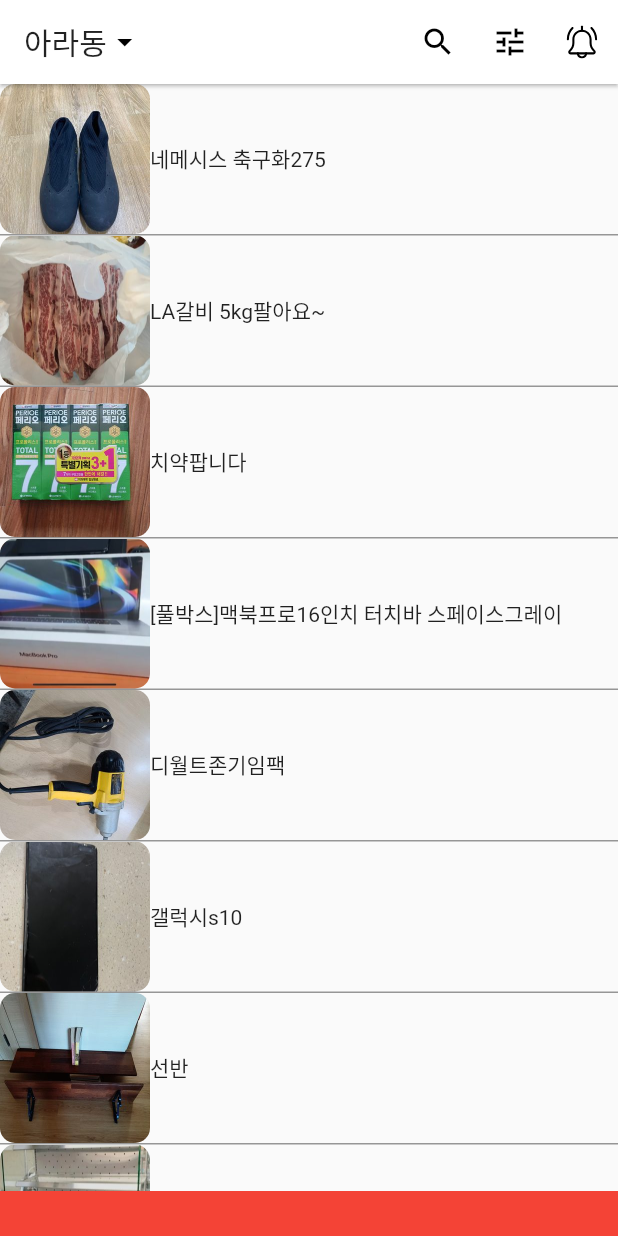
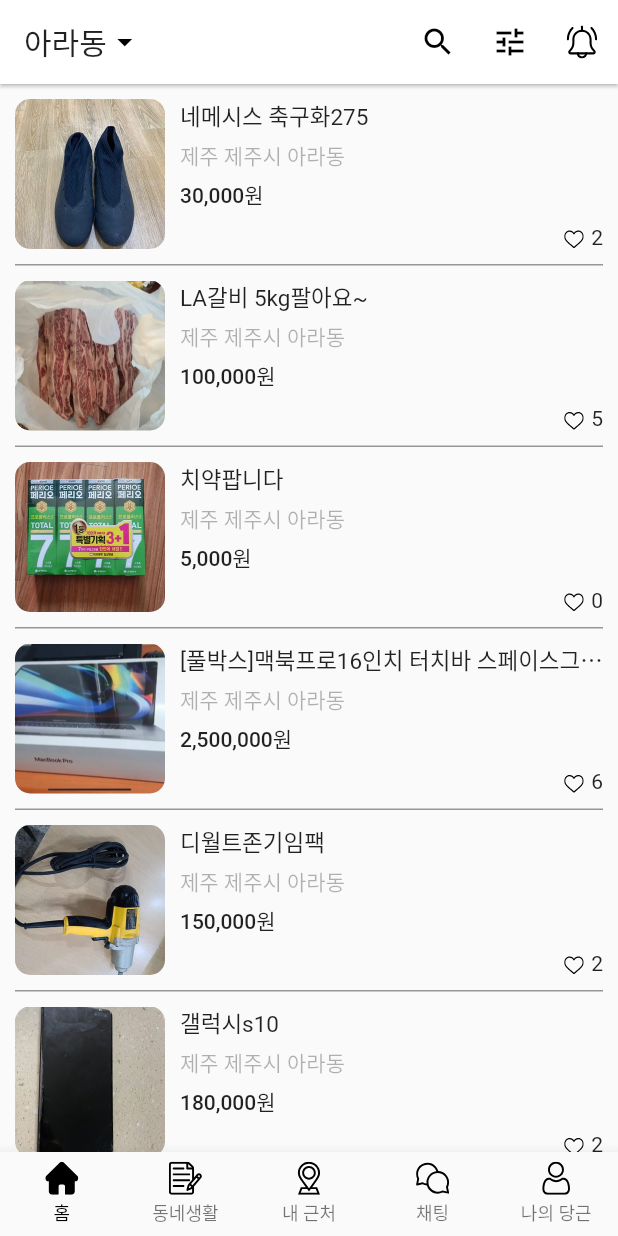
Before and after one commit to sangbumwoo/carrot_market_sample, a Flutter app: the screen it shows after launch, on a phone screen of 412 x 824 dp. Run offline on Flutter 3.47's test engine with Material 2 defaults, Android fonts, the phone set to English and light mode, and no system bars; our stand-ins replace flutter_svg.

```diff
--- a/lib/main.dart
+++ b/lib/main.dart
@@ -1,4 +1,4 @@
-import 'package:carrot_market_sample/page/home.dart';
+import 'package:carrot_market_sample/pages/app.dart';
 import 'package:flutter/material.dart';
 
 void main() {
@@ -15,7 +15,7 @@ class MyApp extends StatelessWidget {
         primarySwatch: Colors.blue,
         visualDensity: VisualDensity.adaptivePlatformDensity,
       ),
-      home: Home(),
+      home: App(),
     );
   }
 }
--- a/lib/page/home.dart
+++ /dev/null
@@ -1,156 +0,0 @@
-import 'package:flutter/material.dart';
-import 'package:flutter_svg/svg.dart';
-
-class Home extends StatefulWidget {
-  Home({Key key}) : super(key: key);
-
-  @override
-  _HomeState createState() => _HomeState();
-}
-
-class _HomeState extends State<Home> {
-  List<Map<String, String>> datas = [];
-
-  @override
-  void initState() {
-    super.initState();
-    datas = [
-      {
-        "cid": "1",
-        "image": "assets/images/ara-1.jpg",
-        "title": "네메시스 축구화275",
-        "location": "제주 제주시 아라동",
-        "price": "30000",
-        "likes": "2"
-      },
-      {
-        "cid": "2",
-        "image": "assets/images/ara-2.jpg",
-        "title": "LA갈비 5kg팔아요~",
-        "location": "제주 제주시 아라동",
-        "price": "100000",
-        "likes": "5"
-      },
-      {
-        "cid": "3",
-        "image": "assets/images/ara-3.jpg",
-        "title": "치약팝니다",
-        "location": "제주 제주시 아라동",
-        "price": "5000",
-        "likes": "0"
-      },
-      {
-        "cid": "4",
-        "image": "assets/images/ara-4.jpg",
-        "title": "[풀박스]맥북프로16인치 터치바 스페이스그레이",
-        "location": "제주 제주시 아라동",
-        "price": "2500000",
-        "likes": "6"
-      },
-      {
-        "cid": "5",
-        "image": "assets/images/ara-5.jpg",
-        "title": "디월트존기임팩",
-        "location": "제주 제주시 아라동",
-        "price": "150000",
-        "likes": "2"
-      },
-      {
-        "cid": "6",
-        "image": "assets/images/ara-6.jpg",
-        "title": "갤럭시s10",
-        "location": "제주 제주시 아라동",
-        "price": "180000",
-        "likes": "2"
-      },
-      {
-        "cid": "7",
-        "image": "assets/images/ara-7.jpg",
-        "title": "선반",
-        "location": "제주 제주시 아라동",
-        "price": "15000",
-        "likes": "2"
-      },
-      {
-        "cid": "8",
-        "image": "assets/images/ara-8.jpg",
-        "title": "냉장 쇼케이스",
-        "location": "제주 제주시 아라동",
-        "price": "80000",
-        "likes": "3"
-      },
-      {
-        "cid": "9",
-        "image": "assets/images/ara-9.jpg",
-        "title": "대우 미니냉장고",
-        "location": "제주 제주시 아라동",
-        "price": "30000",
-        "likes": "3"
-      },
-      {
-        "cid": "10",
-        "image": "assets/images/ara-10.jpg",
-        "title": "멜킨스 풀업 턱걸이 판매합니다.",
-        "location": "제주 제주시 아라동",
-        "price": "50000",
-        "likes": "7"
-      },
-    ];
-  }
-
-  Widget _appBarWidget() {
-    return AppBar(
-      title: GestureDetector(
-        onTap: () {
-          print("onTap");
-        },
-        child: Row(
-          children: [Text("아라동"), Icon(Icons.arrow_drop_down)],
-        ),
-      ),
-      elevation: 1,
-      actions: [
-        IconButton(icon: Icon(Icons.search), onPressed: () {}),
-        IconButton(icon: Icon(Icons.tune), onPressed: () {}),
-        IconButton(
-            icon: SvgPicture.asset("assets/svg/bell.svg", width: 22),
-            onPressed: () {}),
-      ],
-    );
-  }
-
-  Widget _bodyWidget() {
-    return ListView.separated(
-        itemBuilder: (BuildContext _context, int index) {
-          return Container(
-              child: Row(
-            children: [
-              ClipRRect(
-                  child: Image.asset(datas[index]["image"],
-                      width: 100, height: 100),
-                  borderRadius: BorderRadius.all(Radius.circular(10))),
-              Container(
-                child: Column(
-                  children: [
-                    Text(datas[index]["title"]),
-                  ],
-                ),
-              )
-            ],
-          ));
-        },
-        separatorBuilder: (BuildContext _context, int index) {
-          return Container(height: 1, color: Colors.black.withOpacity(0.4));
-        },
-        itemCount: 10);
-  }
-
-  @override
-  Widget build(BuildContext context) {
-    return Scaffold(
-      appBar: _appBarWidget(),
-      body: _bodyWidget(),
-      bottomNavigationBar: Container(color: Colors.red, height: 30),
-    );
-  }
-}
--- /dev/null
+++ b/lib/pages/app.dart
@@ -0,0 +1,84 @@
+import 'package:flutter/material.dart';
+import 'package:flutter/widgets.dart';
+import 'package:flutter_svg/svg.dart';
+
+import 'home.dart';
+
+class App extends StatefulWidget {
+  const App({Key key}) : super(key: key);
+
+  @override
+  _AppState createState() => _AppState();
+}
+
+class _AppState extends State<App> {
+  int _currentPageIndex;
+
+  @override
+  void initState() {
+    super.initState();
+    _currentPageIndex = 0;
+  }
+
+  Widget _bodyWidget() {
+    switch (_currentPageIndex) {
+      case 0:
+        return Home();
+        break;
+      case 1:
+        return Container();
+        break;
+      case 2:
+        return Container();
+        break;
+      case 3:
+        return Container();
+        break;
+      case 4:
+        return Container();
+        break;
+    }
+    return Container();
+  }
+
+  BottomNavigationBarItem _bottomNavigationItem(String name, String label) {
+    return BottomNavigationBarItem(
+        icon: Padding(
+          padding: const EdgeInsets.only(bottom: 3),
+          child: SvgPicture.asset("assets/svg/${name}_off.svg", width: 22),
+        ),
+        activeIcon: Padding(
+          padding: const EdgeInsets.only(bottom: 3),
+          child: SvgPicture.asset(
+            "assets/svg/${name}_on.svg",
+            width: 22,
+          ),
+        ),
+        label: label);
+  }
+
+  Widget _buttonNavigationBar() {
+    return BottomNavigationBar(
+      type: BottomNavigationBarType.fixed,
+      currentIndex: _currentPageIndex,
+      onTap: (int index) => {
+        setState(() => {_currentPageIndex = index})
+      },
+      selectedItemColor: Colors.black,
+      selectedFontSize: 12,
+      items: [
+        _bottomNavigationItem("home", "홈"),
+        _bottomNavigationItem("notes", "동네생활"),
+        _bottomNavigationItem("location", "내 근처"),
+        _bottomNavigationItem("chat", "채팅"),
+        _bottomNavigationItem("user", "나의 당근"),
+      ],
+    );
+  }
+
+  @override
+  Widget build(BuildContext context) {
+    return Scaffold(
+        body: _bodyWidget(), bottomNavigationBar: _buttonNavigationBar());
+  }
+}
--- /dev/null
+++ b/lib/pages/home.dart
@@ -0,0 +1,230 @@
+import 'package:flutter/material.dart';
+import 'package:flutter_svg/svg.dart';
+import 'package:intl/intl.dart';
+
+class Home extends StatefulWidget {
+  Home({Key key}) : super(key: key);
+
+  @override
+  _HomeState createState() => _HomeState();
+}
+
+class _HomeState extends State<Home> {
+  List<Map<String, String>> datas = [];
+  Map locationString = {
+    "ara": "아라동",
+    "ora": "오라동",
+    "donam": "도남동",
+  };
+  String currentLocation;
+
+  @override
+  void initState() {
+    super.initState();
+    currentLocation = "ara";
+    datas = [
+      {
+        "cid": "1",
+        "image": "assets/images/ara-1.jpg",
+        "title": "네메시스 축구화275",
+        "location": "제주 제주시 아라동",
+        "price": "30000",
+        "likes": "2"
+      },
+      {
+        "cid": "2",
+        "image": "assets/images/ara-2.jpg",
+        "title": "LA갈비 5kg팔아요~",
+        "location": "제주 제주시 아라동",
+        "price": "100000",
+        "likes": "5"
+      },
+      {
+        "cid": "3",
+        "image": "assets/images/ara-3.jpg",
+        "title": "치약팝니다",
+        "location": "제주 제주시 아라동",
+        "price": "5000",
+        "likes": "0"
+      },
+      {
+        "cid": "4",
+        "image": "assets/images/ara-4.jpg",
+        "title": "[풀박스]맥북프로16인치 터치바 스페이스그레이",
+        "location": "제주 제주시 아라동",
+        "price": "2500000",
+        "likes": "6"
+      },
+      {
+        "cid": "5",
+        "image": "assets/images/ara-5.jpg",
+        "title": "디월트존기임팩",
+        "location": "제주 제주시 아라동",
+        "price": "150000",
+        "likes": "2"
+      },
+      {
+        "cid": "6",
+        "image": "assets/images/ara-6.jpg",
+        "title": "갤럭시s10",
+        "location": "제주 제주시 아라동",
+        "price": "180000",
+        "likes": "2"
+      },
+      {
+        "cid": "7",
+        "image": "assets/images/ara-7.jpg",
+        "title": "선반",
+        "location": "제주 제주시 아라동",
+        "price": "15000",
+        "likes": "2"
+      },
+      {
+        "cid": "8",
+        "image": "assets/images/ara-8.jpg",
+        "title": "냉장 쇼케이스",
+        "location": "제주 제주시 아라동",
+        "price": "80000",
+        "likes": "3"
+      },
+      {
+        "cid": "9",
+        "image": "assets/images/ara-9.jpg",
+        "title": "대우 미니냉장고",
+        "location": "제주 제주시 아라동",
+        "price": "30000",
+        "likes": "3"
+      },
+      {
+        "cid": "10",
+        "image": "assets/images/ara-10.jpg",
+        "title": "멜킨스 풀업 턱걸이 판매합니다.",
+        "location": "제주 제주시 아라동",
+        "price": "50000",
+        "likes": "7"
+      },
+    ];
+
+    print("initState - currentLocation : $currentLocation");
+  }
+
+  @override
+  void didChangeDependencies() {
+    super.didChangeDependencies();
+    print("didChangeDependencies - currentLocation : $currentLocation");
+  }
+
+  Widget _appBarWidget() {
+    return AppBar(
+      title: GestureDetector(
+        onTap: () {
+          print("onTap");
+        },
+        child: PopupMenuButton<String>(
+          offset: Offset(0, 30),
+          shape: ShapeBorder.lerp(
+              RoundedRectangleBorder(borderRadius: BorderRadius.circular(10.0)),
+              RoundedRectangleBorder(borderRadius: BorderRadius.circular(10.0)),
+              1),
+          onSelected: (String where) {
+            print("where $where");
+            setState(() {
+              currentLocation = where;
+            });
+          },
+          itemBuilder: (BuildContext context) {
+            return [
+              PopupMenuItem(value: "ara", child: Text("아라동")),
+              PopupMenuItem(value: "ora", child: Text("오라동")),
+              PopupMenuItem(value: "donam", child: Text("도남동")),
+            ];
+          },
+          child: Row(
+            children: [
+              Text(locationString[currentLocation]),
+              Icon(Icons.arrow_drop_down)
+            ],
+          ),
+        ),
+      ),
+      elevation: 1,
+      actions: [
+        IconButton(icon: Icon(Icons.search), onPressed: () {}),
+        IconButton(icon: Icon(Icons.tune), onPressed: () {}),
+        IconButton(
+            icon: SvgPicture.asset("assets/svg/bell.svg", width: 22),
+            onPressed: () {}),
+      ],
+    );
+  }
+
+  final oCcy = new NumberFormat('#,###', "ko_kr");
+  String getPriceFromString(String price) {
+    return "${oCcy.format(int.parse(price))}원";
+  }
+
+  Widget _bodyWidget() {
+    return ListView.separated(
+        padding: EdgeInsets.symmetric(horizontal: 10),
+        itemBuilder: (BuildContext _context, int index) {
+          return Container(
+              padding: EdgeInsets.symmetric(vertical: 10),
+              child: Row(
+                children: [
+                  ClipRRect(
+                      child: Image.asset(datas[index]["image"],
+                          width: 100, height: 100),
+                      borderRadius: BorderRadius.all(Radius.circular(10))),
+                  Expanded(
+                    child: Container(
+                      padding: EdgeInsets.only(left: 10),
+                      height: 100,
+                      child: Column(
+                        crossAxisAlignment: CrossAxisAlignment.start,
+                        children: [
+                          Text(
+                            datas[index]["title"],
+                            style: TextStyle(fontSize: 15),
+                            overflow: TextOverflow.ellipsis,
+                          ),
+                          SizedBox(height: 5),
+                          Text(datas[index]["location"],
+                              style: TextStyle(
+                                  color: Colors.black.withOpacity(0.3))),
+                          SizedBox(height: 5),
+                          Text(getPriceFromString(datas[index]["price"]),
+                              style: TextStyle(fontWeight: FontWeight.w500)),
+                          SizedBox(height: 5),
+                          Expanded(
+                            child: Row(
+                              mainAxisAlignment: MainAxisAlignment.end,
+                              crossAxisAlignment: CrossAxisAlignment.end,
+                              children: [
+                                SvgPicture.asset('assets/svg/heart_off.svg',
+                                    width: 13, height: 13),
+                                SizedBox(width: 5),
+                                Text(datas[index]["likes"]),
+                              ],
+                            ),
+                          ),
+                        ],
+                      ),
+                    ),
+                  )
+                ],
+              ));
+        },
+        separatorBuilder: (BuildContext _context, int index) {
+          return Container(height: 1, color: Colors.black.withOpacity(0.4));
+        },
+        itemCount: 10);
+  }
+
+  @override
+  Widget build(BuildContext context) {
+    return Scaffold(
+      appBar: _appBarWidget(),
+      body: _bodyWidget(),
+    );
+  }
+}
--- a/pubspec.yaml
+++ b/pubspec.yaml
@@ -25,6 +25,7 @@ dependencies:
     sdk: flutter
 
   flutter_svg: ^0.18.1
+  intl: ^0.16.1
 
   # The following adds the Cupertino Icons font to your application.
   # Use with the CupertinoIcons class for iOS style icons.
```
Also changed, not shown: lib/repository/contents_repository.dart (added, +175 -0 lines), pubspec.lock.
